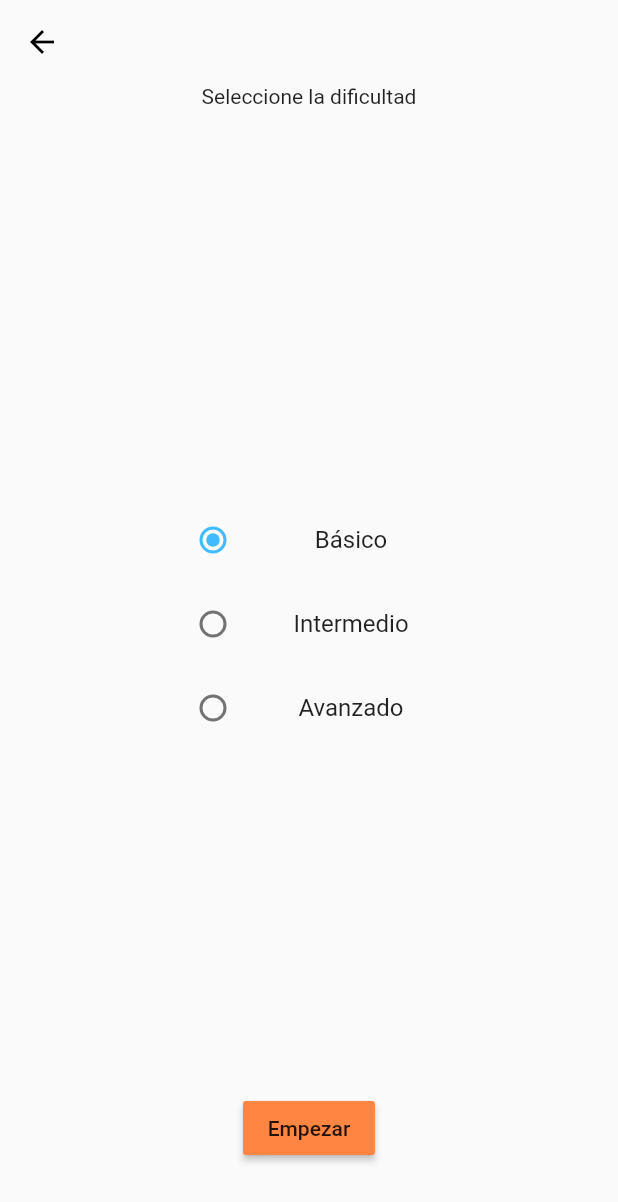
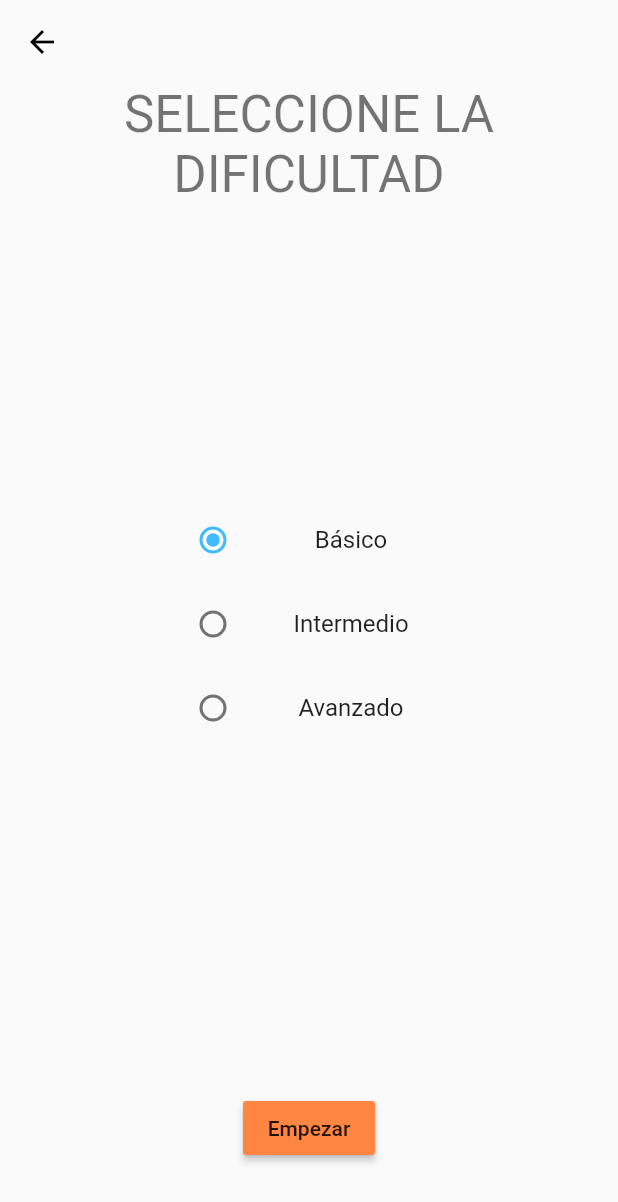
Before and after one commit to antoniosalte/Healthy-Trivia, a Flutter app: the screen it shows once a user with an empty profile is signed in, after a tap on "Jugar", on a phone screen of 412 x 824 dp. Shown: the top 1202 px of the screen. Run offline on Flutter 3.47's test engine with Material 2 defaults, Android fonts, the phone set to English and light mode, and no system bars; our stand-ins replace cloud_firestore, firebase_auth, flutter_svg, screenshot; missing offline and left inert: esys_flutter_share, flutter_webview_plugin; accounts and stored records are empty; network calls fail.

Commit message:
Update Theme

```diff
--- a/lib/main.dart
+++ b/lib/main.dart
@@ -21,9 +21,9 @@ class MyApp extends StatelessWidget {
       child: Consumer<ThemeProvider>(
         builder: (context, themeProvider, child) {
           return MaterialApp(
-            title: 'Flutter Demo',
+            title: 'Healthy Trivia',
             theme: themeProvider.getThemeData,
-            home: AuthManager(title: 'Flutter Demo Home Page'),
+            home: AuthManager(title: 'Healthy Trivia'),
           );
         },
       ),
--- a/lib/models/game.dart
+++ b/lib/models/game.dart
@@ -2,7 +2,7 @@ import 'package:healthytrivia/models/question.dart';
 
 class Game {
   String id;
-  String username;
+  String nickname;
   String userId;
   int difficulty;
   int score;
@@ -30,7 +30,7 @@ class Game {
       id: id,
       userId: userId,
       difficulty: difficulty,
-      score: -1,
+      score: 0,
       initDate: DateTime.now(),
       endDate: DateTime.now(),
       questions: questions,
@@ -39,7 +39,7 @@ class Game {
 
   Map<String, dynamic> toFirestore() => <String, dynamic>{
         'userId': userId,
-        'username': username,
+        'nickname': nickname,
         'difficulty': difficulty,
         'score': score,
         'initDate': initDate,
--- a/lib/models/ranking.dart
+++ b/lib/models/ranking.dart
@@ -1,15 +1,22 @@
 import 'package:cloud_firestore/cloud_firestore.dart';
 
 class Ranking {
-  String username;
+  String nickname;
   int score;
 
-  Ranking({this.username, this.score});
+  Ranking({this.nickname, this.score});
+
+  factory Ranking.fromGame(String nickname, int score) {
+    return Ranking(
+      nickname: nickname,
+      score: score,
+    );
+  }
 
   factory Ranking.fromFirestore(DocumentSnapshot document) {
     Map data = document.data;
     return Ranking(
-      username: data['username'],
+      nickname: data['nickname'],
       score: data['score'],
     );
   }
--- a/lib/providers/theme_provider.dart
+++ b/lib/providers/theme_provider.dart
@@ -22,7 +22,8 @@ final lightTheme = ThemeData(
   accentColor: colorSchemeLight.primary,
   brightness: colorSchemeLight.brightness,
   buttonColor: colorSchemeLight.primary,
-  appBarTheme: appBarThemeLight,
+  appBarTheme: appBarTheme,
+  inputDecorationTheme: inputDecorationThemeLight,
 );
 
 final darkTheme = ThemeData(
@@ -32,11 +33,28 @@ final darkTheme = ThemeData(
   backgroundColor: colorSchemeDark.background,
   accentColor: colorSchemeDark.secondary,
   brightness: colorSchemeDark.brightness,
+  buttonColor: colorSchemeLight.primary,
+  appBarTheme: appBarTheme,
+  inputDecorationTheme: inputDecorationThemeDark,
 );
 
-final appBarThemeLight = AppBarTheme(
+final appBarTheme = AppBarTheme(
   color: Colors.transparent,
   elevation: 0.0,
+);
+
+final inputDecorationThemeLight = InputDecorationTheme(
+  hoverColor: colorSchemeLight.primary,
+  border: OutlineInputBorder(
+    borderSide: BorderSide(color: colorSchemeLight.primary),
+  ),
+);
+
+final inputDecorationThemeDark = InputDecorationTheme(
+  hoverColor: colorSchemeDark.primary,
+  border: OutlineInputBorder(
+    borderSide: BorderSide(color: colorSchemeDark.primary),
+  ),
 );
 
 final colorSchemeLight = ColorScheme(
--- a/lib/screens/auth_screen.dart
+++ b/lib/screens/auth_screen.dart
@@ -9,23 +9,21 @@ class AuthScreen extends StatefulWidget {
 
 class _AuthScreenState extends State<AuthScreen> {
   @override
-  Widget build(BuildContext context) {
+  void initState() {
     AuthProvider authProvider =
         Provider.of<AuthProvider>(context, listen: true);
+    authProvider.signInAnonymously();
+    super.initState();
+  }
+
+  @override
+  Widget build(BuildContext context) {
     return Scaffold(
-      appBar: AppBar(
-        title: Text('AuthScreen'),
-      ),
       body: Center(
         child: Column(
-          mainAxisAlignment: MainAxisAlignment.center,
           children: <Widget>[
-            Text('AuthScreen'),
-            RaisedButton(
-              child: Text('Sign In'),
-              onPressed: () {
-                authProvider.signInAnonymously();
-              },
+            Text(
+              'Loading',
             )
           ],
         ),
--- a/lib/screens/home_screen.dart
+++ b/lib/screens/home_screen.dart
@@ -1,6 +1,7 @@
+import 'package:flutter/cupertino.dart';
 import 'package:flutter/material.dart';
 import 'package:flutter_svg/flutter_svg.dart';
-import 'package:healthytrivia/providers/auth_provider.dart';
+import 'package:healthytrivia/providers/theme_provider.dart';
 import 'package:healthytrivia/screens/difficulty_screen.dart';
 import 'package:provider/provider.dart';
 
@@ -10,7 +11,25 @@ class HomeScreen extends StatefulWidget {
 }
 
 class _HomeScreenState extends State<HomeScreen> {
+  void _showLoading() {
+    showDialog(
+      context: context,
+      barrierDismissible: false,
+      builder: (BuildContext context) {
+        return Align(
+          alignment: Alignment.center,
+          child: CircularProgressIndicator(
+            valueColor: AlwaysStoppedAnimation<Color>(
+                Theme.of(context).colorScheme.primary),
+          ),
+        );
+      },
+    );
+  }
+
   void goToGame() {
+    _showLoading();
+    Navigator.pop(context);
     Navigator.push(
       context,
       MaterialPageRoute(builder: (context) => DifficultyScreen()),
@@ -19,9 +38,20 @@ class _HomeScreenState extends State<HomeScreen> {
 
   @override
   Widget build(BuildContext context) {
-    AuthProvider authProvider =
-        Provider.of<AuthProvider>(context, listen: true);
+    final themeProvider = Provider.of<ThemeProvider>(context);
     return Scaffold(
+      appBar: AppBar(
+        actions: <Widget>[
+          IconButton(
+            icon: Icon(themeProvider.isLightTheme
+                ? Icons.brightness_3
+                : Icons.brightness_7),
+            onPressed: () {
+              themeProvider.setThemeData = !themeProvider.isLightTheme;
+            },
+          ),
+        ],
+      ),
       body: Padding(
         padding: EdgeInsets.only(left: 32, right: 32, top: 64, bottom: 48),
         child: Stack(
@@ -31,15 +61,6 @@ class _HomeScreenState extends State<HomeScreen> {
               child: SvgPicture.asset(
                 'assets/images/logo.svg',
                 height: 96,
-              ),
-            ),
-            Align(
-              alignment: Alignment.center,
-              child: RaisedButton(
-                child: Text('Sign Out'),
-                onPressed: () {
-                  authProvider.signOut();
-                },
               ),
             ),
             Align(
--- a/lib/services/database_service.dart
+++ b/lib/services/database_service.dart
@@ -52,7 +52,7 @@ class DatabaseService {
 
   Future<void> endGame(Game game) async {
     await _firestore.collection('games').document(game.id).updateData({
-      'username': game.username,
+      'nickname': game.nickname,
       'endDate': game.endDate,
       'score': game.score,
     });
@@ -81,7 +81,7 @@ class DatabaseService {
 
     for (DocumentSnapshot document in query.documents) {
       Ranking _ranking = Ranking.fromFirestore(document);
-      if (_ranking.score > -1) {
+      if (_ranking.score > 0) {
         ranking.add(_ranking);
       }
     }
--- a/lib/services/singleton.dart
+++ b/lib/services/singleton.dart
@@ -59,9 +59,9 @@ class Singleton {
     _game = await _databaseService.createGame(_user.id, difficulty);
   }
 
-  Future<void> endGame(String username) async {
+  Future<void> endGame(String nickname) async {
     _game.endDate = DateTime.now();
-    _game.username = username;
+    _game.nickname = nickname;
     await _databaseService.endGame(_game);
   }
 
--- /dev/null
+++ b/lib/widgets/title_widget.dart
@@ -0,0 +1,16 @@
+import 'package:flutter/material.dart';
+
+class TitleWidget extends StatelessWidget {
+  TitleWidget({this.title});
+
+  final String title;
+
+  @override
+  Widget build(BuildContext context) {
+    return Text(
+      title,
+      textAlign: TextAlign.center,
+      style: Theme.of(context).textTheme.headline4,
+    );
+  }
+}
--- a/pubspec.yaml
+++ b/pubspec.yaml
@@ -27,6 +27,8 @@ dependencies:
   cloud_firestore: ^0.13.6
   flutter_webview_plugin: ^0.3.11
   flutter_svg: ^0.17.4
+  screenshot: ^0.2.0
+  esys_flutter_share: ^1.0.2
 
 dev_dependencies:
   flutter_test:
```
Also changed, not shown: lib/screens/difficulty_screen.dart (+24 -1 lines), lib/screens/game_screen.dart (+34 -10 lines), lib/screens/score_screen.dart (+138 -29 lines), assets/images/logo.svg, pubspec.lock, 2 other files.
